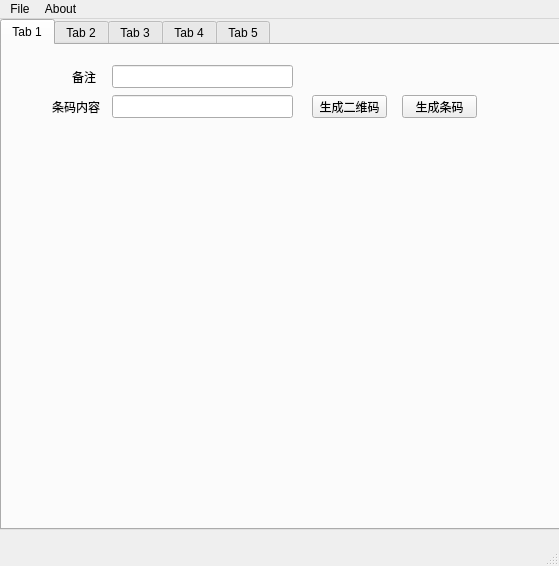
Old version of the form mainwindow.ui in the repository ainiaa/QTBarcode.
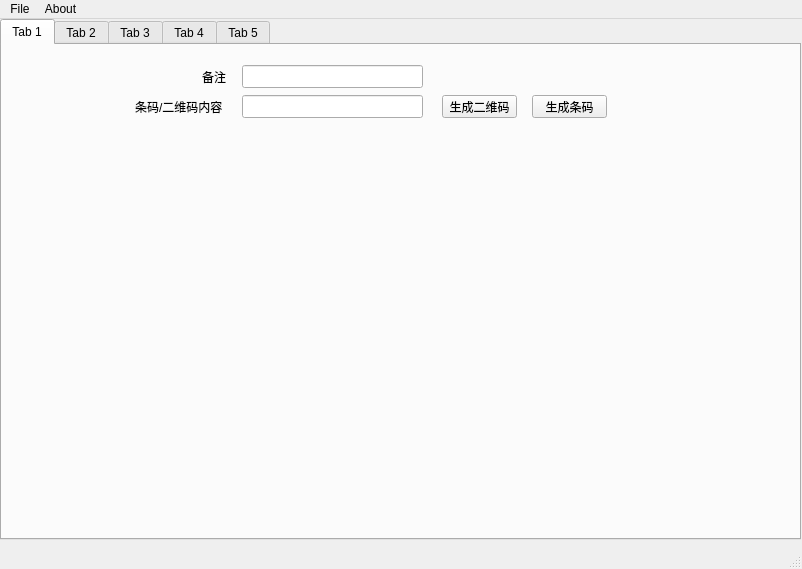
New version of the form. The open tabs and pages were chosen to show the change.

Commit message: 1、二维码 等比例压缩 2、添加bgcolor 3、修改ui

What changed in the file:
```diff
--- a/mainwindow.ui
+++ b/mainwindow.ui
@@ -6,8 +6,8 @@
    <rect>
     <x>0</x>
     <y>0</y>
-    <width>559</width>
-    <height>566</height>
+    <width>802</width>
+    <height>569</height>
    </rect>
   </property>
   <property name="windowTitle">
@@ -19,8 +19,8 @@
      <rect>
       <x>0</x>
       <y>0</y>
-      <width>561</width>
-      <height>511</height>
+      <width>801</width>
+      <height>521</height>
      </rect>
     </property>
     <property name="currentIndex">
@@ -33,23 +33,23 @@
      <widget class="QLabel" name="codeLabel">
       <property name="geometry">
        <rect>
-        <x>50</x>
+        <x>133</x>
         <y>50</y>
-        <width>54</width>
+        <width>101</width>
         <height>23</height>
        </rect>
       </property>
       <property name="text">
-       <string>条码内容</string>
+       <string>条码/二维码内容</string>
       </property>
      </widget>
      <widget class="QLabel" name="imgLabel">
       <property name="geometry">
        <rect>
-        <x>60</x>
+        <x>10</x>
         <y>90</y>
-        <width>366</width>
-        <height>366</height>
+        <width>771</width>
+        <height>361</height>
        </rect>
       </property>
       <property name="text">
@@ -59,7 +59,7 @@
      <widget class="QLineEdit" name="barcodeLineEdit">
       <property name="geometry">
        <rect>
-        <x>110</x>
+        <x>240</x>
         <y>50</y>
         <width>181</width>
         <height>23</height>
@@ -69,7 +69,7 @@
      <widget class="QPushButton" name="encoderButton">
       <property name="geometry">
        <rect>
-        <x>310</x>
+        <x>440</x>
         <y>50</y>
         <width>75</width>
         <height>23</height>
@@ -82,7 +82,7 @@
      <widget class="QLabel" name="remarkLabel">
       <property name="geometry">
        <rect>
-        <x>70</x>
+        <x>200</x>
         <y>20</y>
         <width>31</width>
         <height>23</height>
@@ -95,7 +95,7 @@
      <widget class="QLineEdit" name="remarkLineEdit">
       <property name="geometry">
        <rect>
-        <x>110</x>
+        <x>240</x>
         <y>20</y>
         <width>181</width>
         <height>23</height>
@@ -105,7 +105,7 @@
      <widget class="QPushButton" name="encodeBarcodeBtn">
       <property name="geometry">
        <rect>
-        <x>400</x>
+        <x>530</x>
         <y>50</y>
         <width>75</width>
         <height>23</height>
@@ -548,7 +548,7 @@
     <rect>
      <x>0</x>
      <y>0</y>
-     <width>559</width>
+     <width>802</width>
      <height>23</height>
     </rect>
    </property>
```
Left out of the diff: 82 changed lines with no effect on the pictures. The commit also changes 2 other files.
